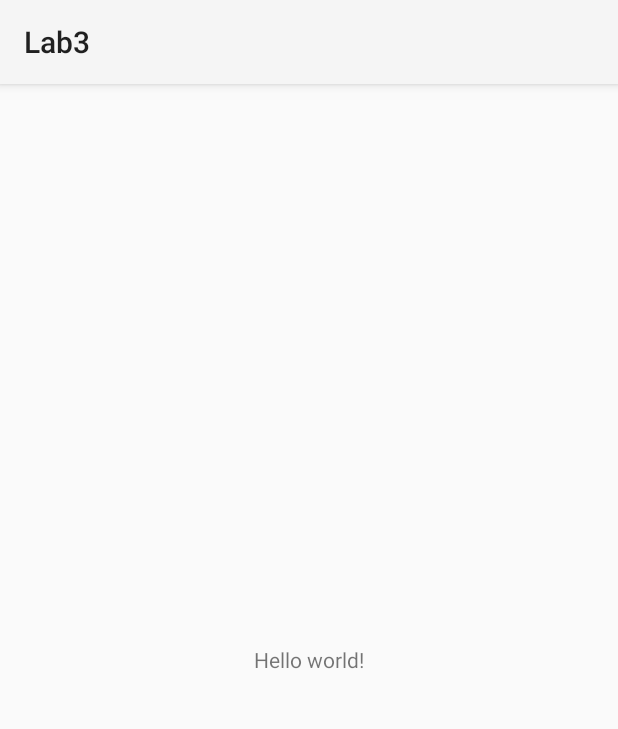
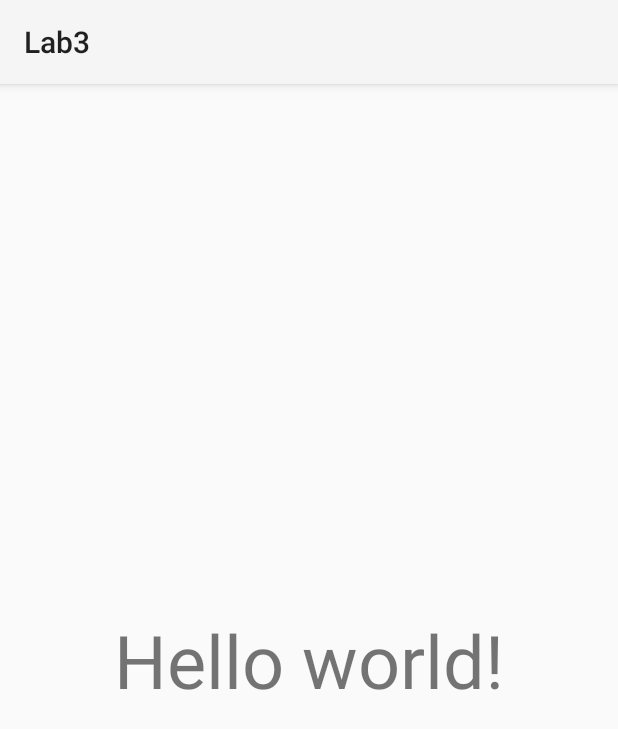
Before and after one commit to john-peterson/aide, an Android app: the screen it shows after launch (MainActivity), on a phone screen of 412 x 824 dp. Shown: the top 729 px of the screen. Run offline under Robolectric (Android 15) with nearby library versions, the phone set to English and light mode, and no system bars.

Commit message:
change text sizeand move git ignore

```diff
--- a/Lab3/app/src/main/res/layout/main.xml
+++ b/Lab3/app/src/main/res/layout/main.xml
@@ -1,4 +1,6 @@
-<LinearLayout xmlns:android="http://schemas.android.com/apk/res/android"
+<?xml version="1.0" encoding="utf-8"?>
+<LinearLayout
+	xmlns:android="http://schemas.android.com/apk/res/android"
 	android:layout_width="match_parent"
 	android:layout_height="match_parent"
 	android:gravity="center">
@@ -6,6 +8,7 @@
 	<TextView
 		android:text="@string/hello_world"
 		android:layout_width="wrap_content"
-        android:layout_height="wrap_content" />
+		android:layout_height="wrap_content"
+		android:textSize="49sp"/>
 
 </LinearLayout>
```
Also changed, not shown: 2 other files. Lines whose indentation alone changed are shown as unchanged.
